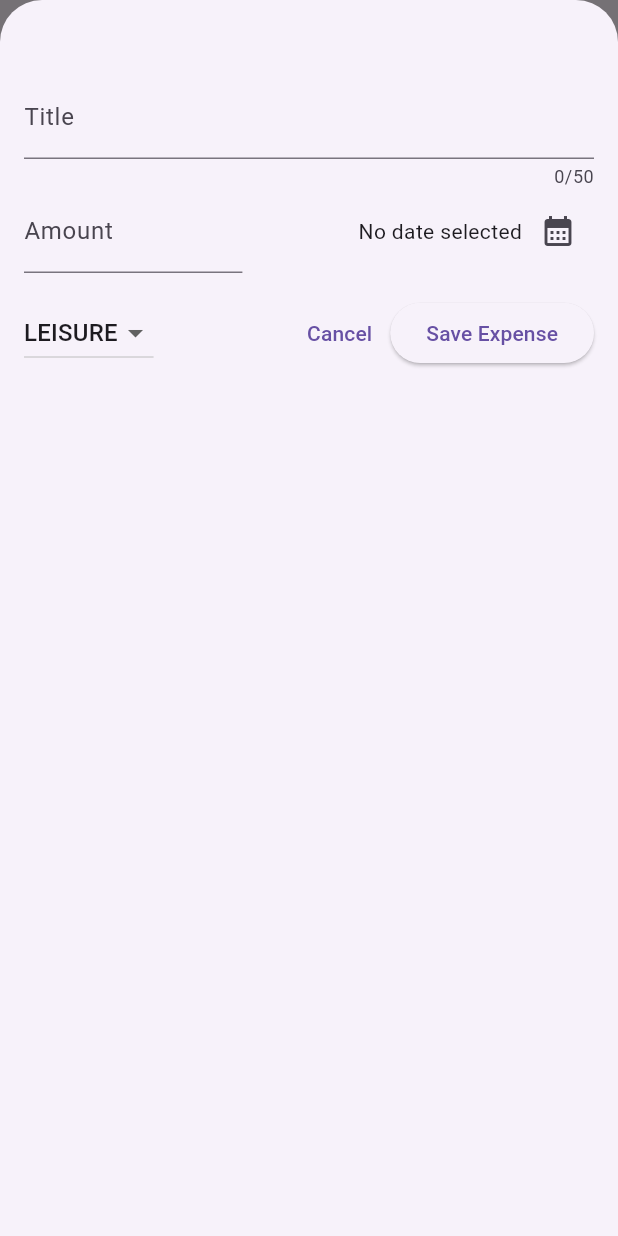
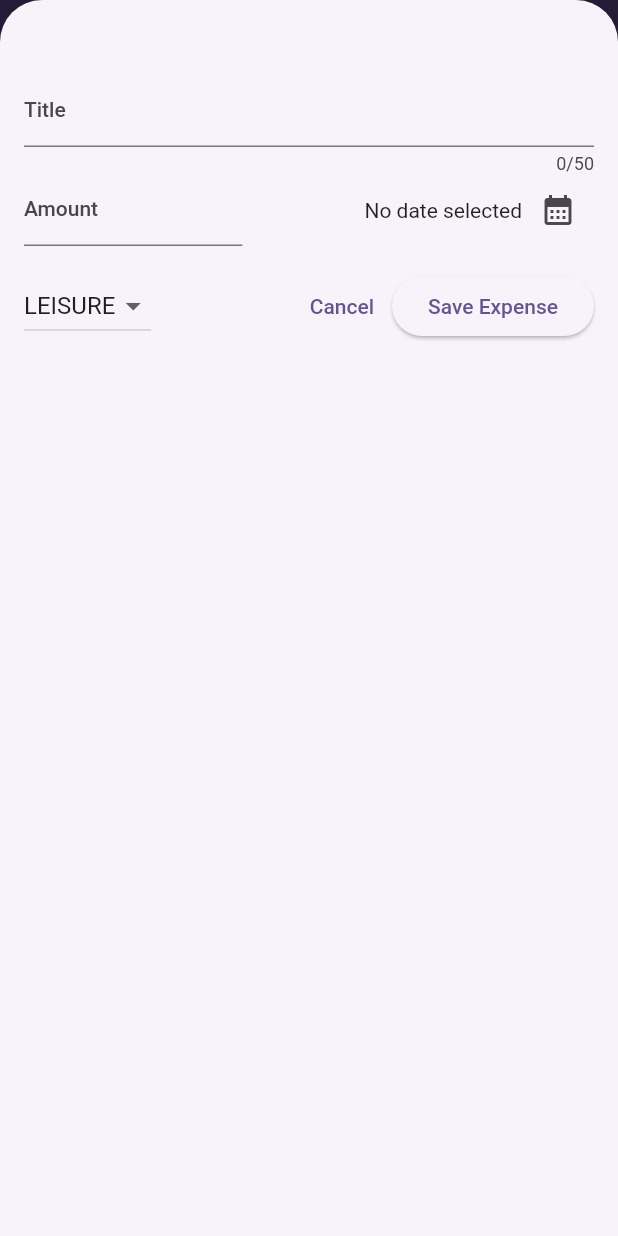
Before and after one commit to dani-edo/expense_tracker, a Flutter app: the screen it shows after launch, after a tap on the "add" icon, on a phone screen of 412 x 824 dp. Run offline on Flutter 3.47's test engine with Material 2 defaults, Android fonts, the phone set to English and light mode, and no system bars.

Commit message:
replace default theme with copyWith

```diff
--- a/lib/main.dart
+++ b/lib/main.dart
@@ -1,9 +1,20 @@
 import 'package:expense_tracker/widgets/expenses.dart';
 import 'package:flutter/material.dart';
 
+var kColorScheme = ColorScheme.fromSeed(
+  seedColor: const Color.fromARGB(255, 96, 59, 181),
+);
+
 void main(List<String> args) {
   runApp(MaterialApp(
-    theme: ThemeData(useMaterial3: true),
+    theme: ThemeData().copyWith(
+      useMaterial3: true,
+      colorScheme: kColorScheme,
+      appBarTheme: AppBarTheme().copyWith(
+        backgroundColor: kColorScheme.onPrimaryContainer,
+        foregroundColor: kColorScheme.primaryContainer,
+      ),
+    ),
     home: const Expenses(),
   ));
 }
```
